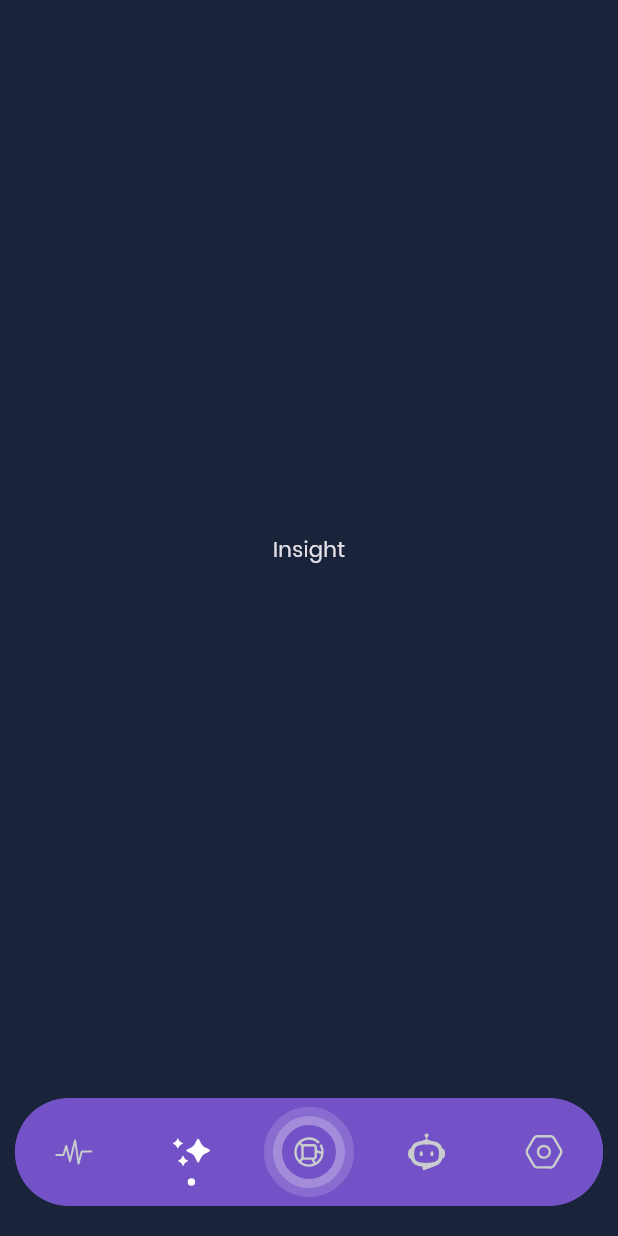
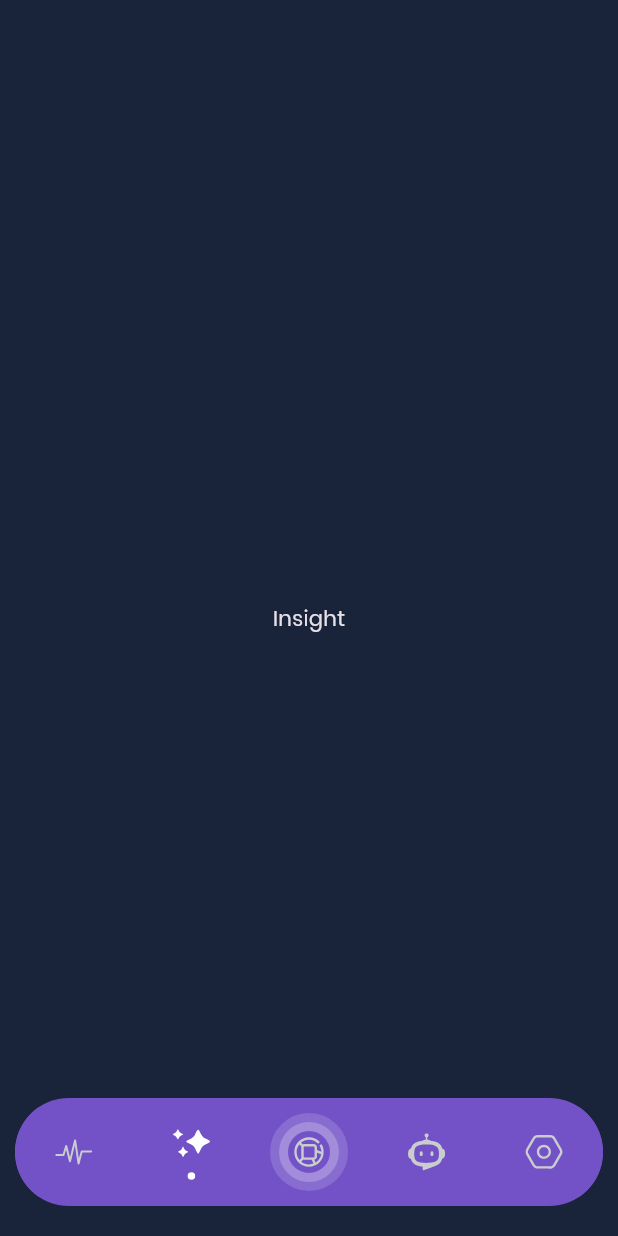
Before and after one commit to Sachin-Advait/omniview, a Flutter app: the NavBar screen opened by its route, item 2 of the bottom bar chosen, on a phone screen of 412 x 824 dp. Run offline on Flutter 3.47's test engine with Material 3 defaults, Android fonts, the phone set to English and light mode, and no system bars; our stand-ins replace bloc, dio, equatable, fl_chart, flutter_bloc, flutter_screenutil and 5 more; accounts and stored records are empty.

Commit message:
Updated navbar.

```diff
--- a/lib/modules/nav_bar/page/nav_bar.dart
+++ b/lib/modules/nav_bar/page/nav_bar.dart
@@ -34,13 +34,27 @@ class NavBar extends StatelessWidget {
         }
       },
       child: Scaffold(
-        body: BlocBuilder<NavBarCubit, int>(
+        body: Stack(
+          alignment: Alignment.bottomCenter,
+          children: [
+            BlocBuilder<NavBarCubit, int>(
               builder: (context, selectedIndex) {
                 return navBarItems[selectedIndex];
               },
             ),
-        bottomNavigationBar: Padding(
-          padding: const EdgeInsets.only(left: 10, right: 10, bottom: 20),
+            Column(
+              mainAxisAlignment: MainAxisAlignment.end,
+              children: [
+                Container(
+                  decoration: BoxDecoration(
+                    color: AppColors.deepNavy,
+                    borderRadius: BorderRadius.only(
+                      topLeft: Radius.circular(60),
+                      topRight: Radius.circular(60),
+                    ),
+                  ),
+                  child: Padding(
+                    padding: const EdgeInsets.only(left: 10, right: 10),
                     child: ClipRRect(
                       borderRadius: BorderRadius.circular(90),
                       child: BlocBuilder<NavBarCubit, int>(
@@ -50,6 +64,7 @@ class NavBar extends StatelessWidget {
                             backgroundColor: AppColors.primary,
                             selectedIndex: selectedIndex,
                             showElevation: true,
+                            // height: 50,
                             onItemSelected: (index) {
                               if (index == 3) {
                                 context.pushNamed(Routes.chatBot);
@@ -71,26 +86,29 @@ class NavBar extends StatelessWidget {
                                   : AppColors.white75;
 
                               final icon = Container(
+                                margin: EdgeInsets.all(4),
                                 decoration: BoxDecoration(
                                   shape: BoxShape.circle,
                                   border: Border.all(
-                          color: AppColors.white.withValues(alpha: .15),
+                                    color: AppColors.white.withValues(
+                                      alpha: .15,
+                                    ),
                                     width: 6,
                                   ),
                                 ),
                                 child: Container(
-                        padding: const EdgeInsets.all(8),
+                                  padding: const EdgeInsets.all(4),
                                   decoration: BoxDecoration(
                                     shape: BoxShape.circle,
                                     border: Border.all(
-                            color: AppColors.white.withValues(alpha: .34),
+                                      color: AppColors.white.withValues(
+                                        alpha: .34,
+                                      ),
                                       width: 6,
                                     ),
                                   ),
                                   child: SvgPicture.asset(
                                     svg,
-                          height: 25.heightMultiplier,
-                          width: 25.widthMultiplier,
                                     colorFilter: ColorFilter.mode(
                                       iconColor,
                                       BlendMode.srcIn,
@@ -124,6 +142,15 @@ class NavBar extends StatelessWidget {
                     ),
                   ),
                 ),
+                Container(
+                  color: AppColors.deepNavy,
+                  padding: EdgeInsets.only(bottom: 20),
+                ),
+              ],
+            ),
+          ],
+        ),
+      ),
     );
   }
 }
--- a/packages/animated_navbar/lib/animated_navbar.dart
+++ b/packages/animated_navbar/lib/animated_navbar.dart
@@ -24,7 +24,7 @@ class AnimatedNavbar extends StatelessWidget {
     required this.items,
     required this.onItemSelected,
   }) {
-    assert(height >= 55 && height <= 100);
+    // assert(height >= 55 && height <= 100);
     assert(items.length >= 2 && items.length <= 5);
     assert(iconSize >= 15 && iconSize <= 50);
   }
@@ -191,7 +191,10 @@ class _AnimatedNavbarItemState extends State<_AnimatedNavbarItem>
 
             // Fade-in selected icon
             if (widget.isSelected)
-              FadeTransition(
+              Padding(
+                padding:
+                    EdgeInsets.only(bottom: widget.showDotIndicator ? 12 : 0),
+                child: FadeTransition(
                   opacity: _fadeAnimation,
                   child: IconTheme(
                     data: IconThemeData(
@@ -199,6 +202,7 @@ class _AnimatedNavbarItemState extends State<_AnimatedNavbarItem>
                       color: widget.item.activeColor,
                     ),
                     child: widget.item.icon,
+                  ),
                 ),
               ),
 
@@ -211,7 +215,7 @@ class _AnimatedNavbarItemState extends State<_AnimatedNavbarItem>
                   child: Container(
                     width: 5,
                     height: 5,
-                    margin: const EdgeInsets.only(top: 40),
+                    margin: const EdgeInsets.only(top: 32),
                     decoration: BoxDecoration(
                       color: widget.item.activeColor,
                       borderRadius: BorderRadius.circular(2.5),
```
Lines whose indentation alone changed are shown as unchanged.
